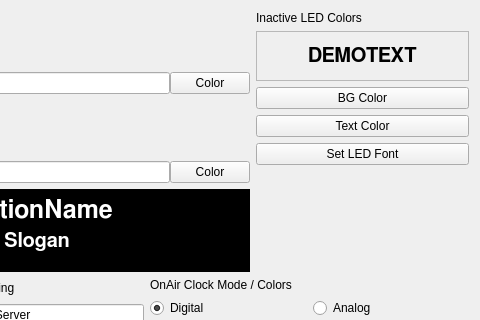
Above: settings.ui from saschaludwig/OnAirScreen before the change; both pictures show x 223 to 703 and y 0 to 320 of the 703 by 846 pixel window. Below: the same form after it.
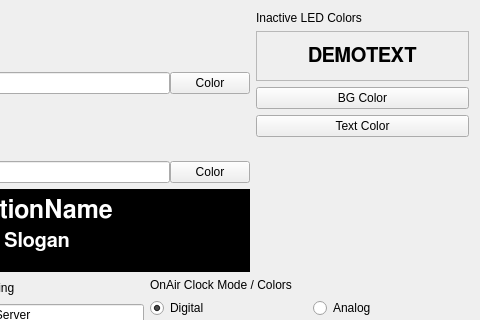
That is the form after the change. Icons and pictures are not drawn.

Commit message: remove unused font button

The edit to the form file:
```diff
--- a/settings.ui
+++ b/settings.ui
@@ -896,13 +896,6 @@
              </property>
             </widget>
            </item>
-           <item>
-            <widget class="QPushButton" name="LEDFont">
-             <property name="text">
-              <string>Set LED Font</string>
-             </property>
-            </widget>
-           </item>
            <item>
             <spacer name="verticalSpacer_5">
              <property name="orientation">
```
Left out of the diff: 1 changed line with no effect on the pictures.
